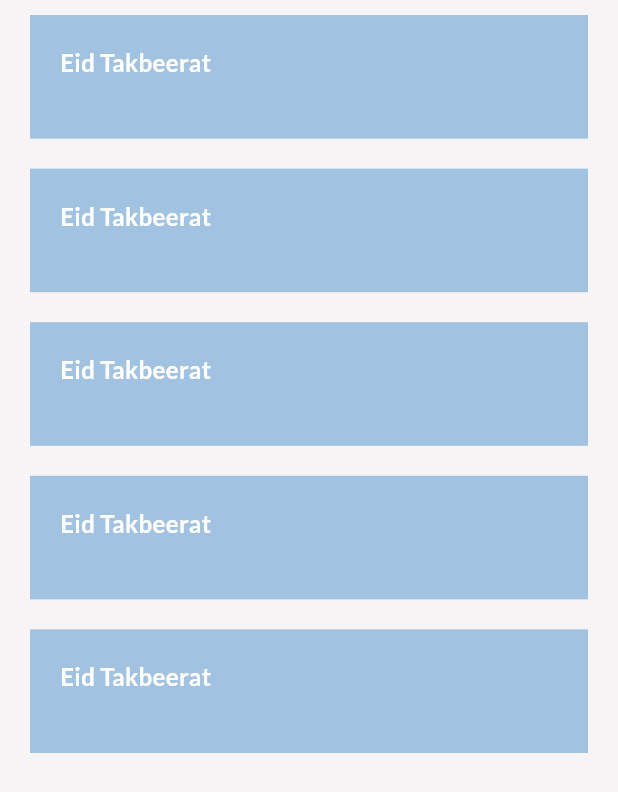
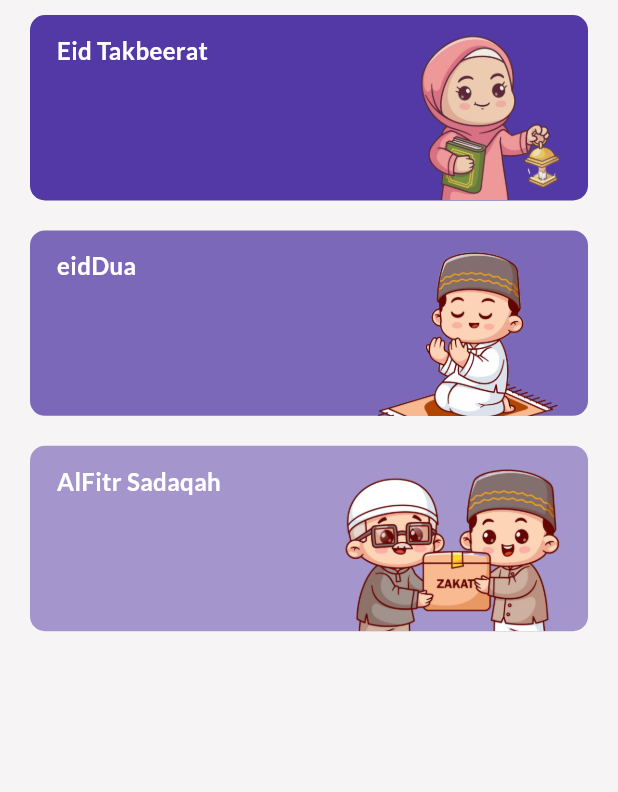
Before and after one commit to Tasneem-Zaareer/ramadan_guide_app, a Flutter app: the EidView screen opened directly, on a phone screen of 412 x 824 dp. Shown: the top 792 px of the screen. Run offline on Flutter 3.47's test engine with Material 3 defaults, Android fonts, the light colour scheme and no system bars; our stand-ins replace easy_localization, flutter_screenutil, google_fonts, persistent_bottom_nav_bar.

Commit message:
edit eid view

```diff
--- a/lib/features/eid/views/eid_view.dart
+++ b/lib/features/eid/views/eid_view.dart
@@ -1,5 +1,7 @@
 import 'package:easy_localization/easy_localization.dart';
 import 'package:flutter/material.dart';
+import 'package:flutter_screenutil/flutter_screenutil.dart';
+import 'package:ramadan_guide_app/core/constants/app_images.dart';
 import 'package:ramadan_guide_app/core/widgets/text/custome_text.dart';
 
 class EidView extends StatelessWidget {
@@ -10,39 +12,39 @@ class EidView extends StatelessWidget {
     final List<Map<String, dynamic>> eidActivityList = [
       {
         'activityName': tr('eidTakbeerat'),
-        'activityImage': '',
-        'activityColor': Theme.of(context).colorScheme.primary,
+        'activityImage': AppImages.girlWithLantern,
+        'activityColor':
+            Theme.of(context).colorScheme.secondary.withOpacity(0.8),
       },
       {
-        'activityName': tr('eidTakbeerat'),
-        'activityImage': '',
-        'activityColor': Theme.of(context).colorScheme.primary,
+        'activityName': tr('eidDua'),
+        'activityImage': AppImages.boyPray,
+        'activityColor':
+            Theme.of(context).colorScheme.secondary.withOpacity(0.6),
       },
       {
-        'activityName': tr('eidTakbeerat'),
-        'activityImage': '',
-        'activityColor': Theme.of(context).colorScheme.primary,
-      },
-      {
-        'activityName': tr('eidTakbeerat'),
-        'activityImage': '',
-        'activityColor': Theme.of(context).colorScheme.primary,
-      },
-      {
-        'activityName': tr('eidTakbeerat'),
-        'activityImage': '',
-        'activityColor': Theme.of(context).colorScheme.primary,
+        'activityName': tr('sadaqahAlfitr'),
+        'activityImage': AppImages.zakat,
+        'activityColor':
+            Theme.of(context).colorScheme.secondary.withOpacity(0.4),
       },
     ];
 
     return Scaffold(
-      body: ListView.builder(
-        itemCount: 5,
-        itemBuilder: (context, index) => EidActivityWidget(
-          activityName: eidActivityList[index]['activityName'],
-          activityImage: '',
-          activityColor: Theme.of(context).colorScheme.primary,
-        ),
+      body: Column(
+        children: [
+          // Image.asset(AppImages.quiz),
+          Expanded(
+            child: ListView.builder(
+              itemCount: eidActivityList.length,
+              itemBuilder: (context, index) => EidActivityWidget(
+                activityName: eidActivityList[index]['activityName'],
+                activityImage: eidActivityList[index]['activityImage'],
+                activityColor: eidActivityList[index]['activityColor'],
+              ),
+            ),
+          ),
+        ],
       ),
     );
   }
@@ -64,13 +66,25 @@ class EidActivityWidget extends StatelessWidget {
   Widget build(BuildContext context) {
     return Container(
       margin: const EdgeInsets.symmetric(horizontal: 20, vertical: 10),
-      padding: const EdgeInsets.symmetric(horizontal: 20, vertical: 20),
-      height: MediaQuery.of(context).size.height * 0.1,
+      padding: EdgeInsets.only(left: 15.h, right: 15.h, top: 10.h),
+      height: MediaQuery.of(context).size.height * 0.15,
       decoration: BoxDecoration(
-        color: Theme.of(context).colorScheme.primary,
+        color: activityColor,
+        borderRadius: BorderRadius.circular(10),
       ),
-      child: CustomText(
-        text: activityName,
+      child: Stack(
+        children: [
+          Positioned(
+            right: 0,
+            child: Image.asset(
+              activityImage,
+              height: MediaQuery.of(context).size.height * 0.16,
+            ),
+          ),
+          CustomText(
+            text: activityName,
+          ),
+        ],
       ),
     );
   }
```
